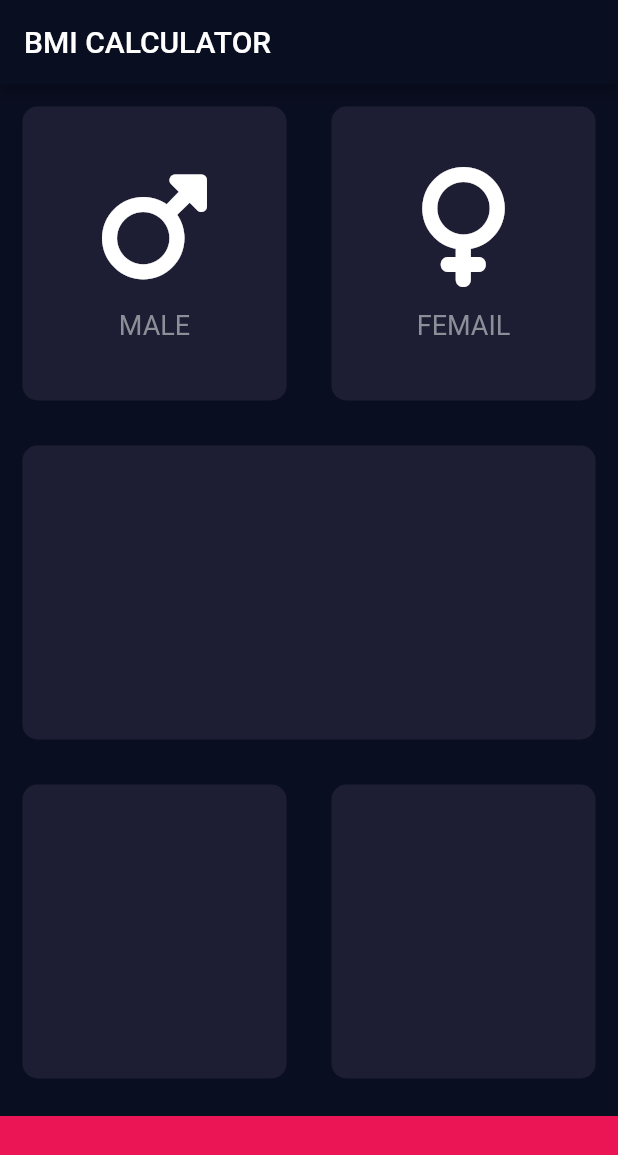
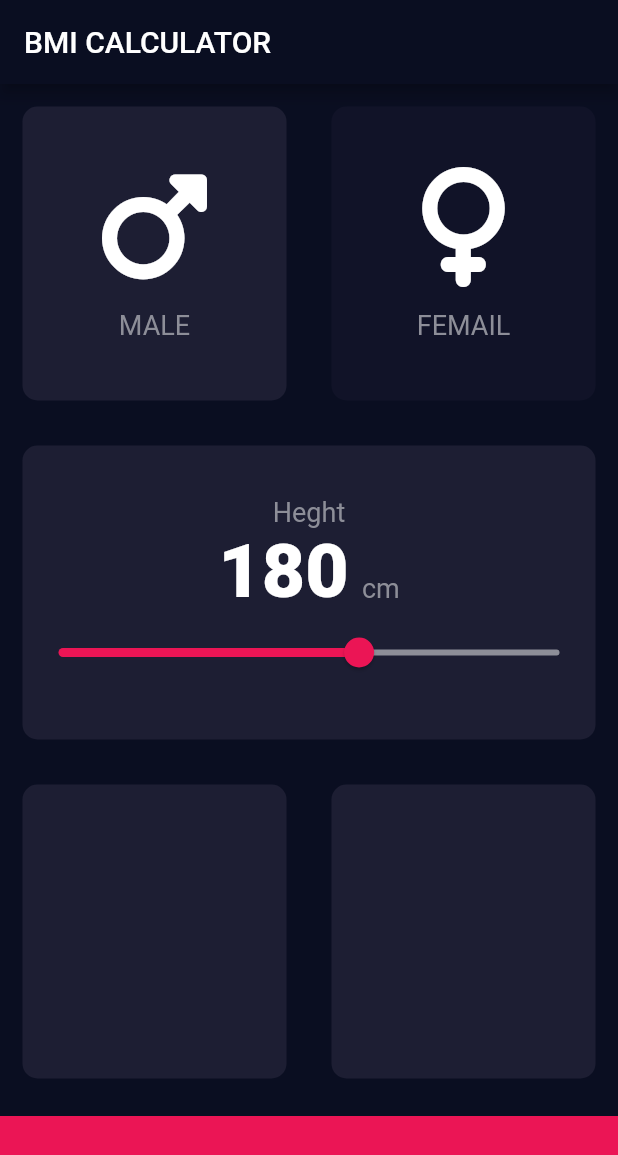
Before and after one commit to srmorteza/bmi_clalulator_flutter, a Flutter app: the screen it shows after launch, on a phone screen of 412 x 824 dp. Shown: the top 1155 px of the screen. Run offline on Flutter 3.47's test engine with Material 2 defaults, Android fonts, the phone set to English and light mode, and no system bars; our stand-ins replace font_awesome_flutter.

```diff
--- /dev/null
+++ b/lib/constants.dart
@@ -0,0 +1,18 @@
+import 'package:flutter/material.dart';
+
+
+
+const kButtomContainerHeight = 80.0;
+const kActiveCardColor = Color(0XFF1D1E33);
+const kInactiveCardColor = Color(0XFF111328);
+const kButtomContainerColor = Color(0XFFEB1555);
+
+const kLableTextStyle = TextStyle(
+  fontSize: 18.0,
+  color: Color(0XFF8D8E98),
+);
+
+const kNumberTextStyle = TextStyle(
+  fontSize: 50.0,
+  fontWeight: FontWeight.w900 ,
+);
--- a/lib/icon_content.dart
+++ b/lib/icon_content.dart
@@ -1,9 +1,7 @@
+import 'package:bmi_calculator/constants.dart';
 import 'package:flutter/cupertino.dart';
 
-const lableTextStyle = TextStyle(
-  fontSize: 18.0,
-  color: Color(0XFF8D8E98),
-);
+
 
 class IconContent extends StatelessWidget {
   IconContent({required this.icon, required this.lable});
@@ -25,7 +23,7 @@ class IconContent extends StatelessWidget {
         ),
         Text(
           lable,
-          style: lableTextStyle,
+          style: kLableTextStyle,
         )
       ],
     );
--- a/lib/input_page.dart
+++ b/lib/input_page.dart
@@ -1,14 +1,16 @@
+import 'package:bmi_calculator/constants.dart';
 import 'package:bmi_calculator/reuseable_card.dart';
 import 'package:flutter/material.dart';
 import 'package:font_awesome_flutter/font_awesome_flutter.dart';
 
 import 'icon_content.dart';
 
-const buttomContainerHeight = 80.0;
 
-const activeCardColor = Color(0XFF1D1E33);
 
-const buttomContainerColor = Color(0XFFEB1555);
+enum Gender {
+  male,
+  female,
+}
 
 class InputPage extends StatefulWidget {
   @override
@@ -16,6 +18,9 @@ class InputPage extends StatefulWidget {
 }
 
 class _InputPageState extends State<InputPage> {
+  Gender selectedGender = Gender.male;
+  int height =180 ;
+
   @override
   Widget build(BuildContext context) {
     return Scaffold(
@@ -23,27 +28,75 @@ class _InputPageState extends State<InputPage> {
           title: Text('BMI CALCULATOR'),
         ),
         body: Column(
+          crossAxisAlignment: CrossAxisAlignment.stretch,
           children: [
             Expanded(
                 child: Row(
               children: [
                 Expanded(
                   child: ReusableCard(
-                    colour: activeCardColor,
+                    onPress: (){
+                      setState(() {
+                        selectedGender=Gender.male;
+                      });
+                    },
+                    colour: selectedGender == Gender.male
+                          ? kActiveCardColor
+                          : kInactiveCardColor,
                     cardChild: IconContent(icon: FontAwesomeIcons.mars,lable: 'MALE',),
                   ),
                 ),
                 Expanded(
                   child: ReusableCard(
-                    colour: activeCardColor,
-                    cardChild: IconContent(icon: FontAwesomeIcons.venus,lable: 'FEMAIL',),
+                    onPress: () {
+                      setState(() {
+                        selectedGender=Gender.female;
+                      });
+                    },
+                    colour: selectedGender == Gender.female
+                        ? kActiveCardColor
+                        : kInactiveCardColor,
+                    cardChild: IconContent(
+                      icon: FontAwesomeIcons.venus,
+                      lable: 'FEMAIL',
+                    ),
                   ),
                 )
               ],
             )),
             Expanded(
               child: ReusableCard(
-                colour: activeCardColor,
+                colour: kActiveCardColor,
+                cardChild: Column(
+                  mainAxisAlignment: MainAxisAlignment.center,
+                  children: [
+                    Text('Heght', style: kLableTextStyle,),
+                    Row(
+                      mainAxisAlignment: MainAxisAlignment.center,
+                      crossAxisAlignment: CrossAxisAlignment.baseline,
+                      textBaseline: TextBaseline.alphabetic,
+                      children: [
+                      Text(height.toString() , style: kNumberTextStyle,),
+                      Text('  cm',style: kLableTextStyle,)
+                    ],),
+                    Slider(
+                        value: height.toDouble(),
+                      min:120.0,
+                      max:220.0,
+                      activeColor: Color(0XFFEB1555),
+                      inactiveColor: Color(0XFF8d8e98),
+                      onChanged: (double newValue){
+                          setState(() {
+                            height=newValue.round();
+                          });
+
+                           },
+
+
+                    )
+
+                  ],
+                  ),
               ),
             ),
             Expanded(
@@ -51,21 +104,21 @@ class _InputPageState extends State<InputPage> {
               children: [
                 Expanded(
                   child: ReusableCard(
-                    colour: activeCardColor,
+                    colour: kActiveCardColor,
                   ),
                 ),
                 Expanded(
                   child: ReusableCard(
-                    colour: activeCardColor,
+                    colour: kActiveCardColor,
                   ),
                 )
               ],
             )),
             Container(
-              color: buttomContainerColor,
+              color: kButtomContainerColor,
               margin: EdgeInsets.only(top: 10.0),
               width: double.infinity,
-              height: buttomContainerHeight,
+              height: kButtomContainerHeight,
             ),
           ],
         ));
--- a/lib/reuseable_card.dart
+++ b/lib/reuseable_card.dart
@@ -1,20 +1,23 @@
-
-
 import 'package:flutter/cupertino.dart';
 
 class ReusableCard extends StatelessWidget {
-  ReusableCard({required this.colour, this.cardChild});
+  ReusableCard({required this.colour, this.cardChild, this.onPress});
 
   final Color colour;
   final cardChild;
+  final VoidCallback? onPress;
 
   @override
   Widget build(BuildContext context) {
-    return Container(
-      child: cardChild,
-      decoration: BoxDecoration(
-          color: colour, borderRadius: BorderRadius.circular(10.0)),
-      margin: EdgeInsets.all(15.0),
+    return GestureDetector(
+      onTap: onPress,
+      child: Container(
+        child: cardChild,
+        margin: EdgeInsets.all(15.0),
+        decoration: BoxDecoration(
+            color: colour, borderRadius: BorderRadius.circular(10.0)
+        ),
+      ),
     );
   }
 }
```
Also changed, not shown: ui_pic/bmi_pic_1.png (added), ui_pic/bmi_pic_2.png (added), ui_pic/bmi_pic_3.png (added).
